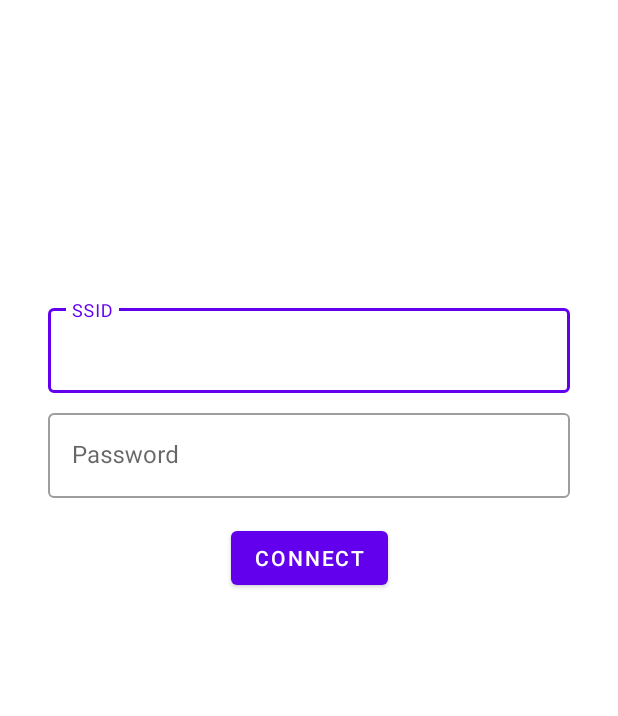
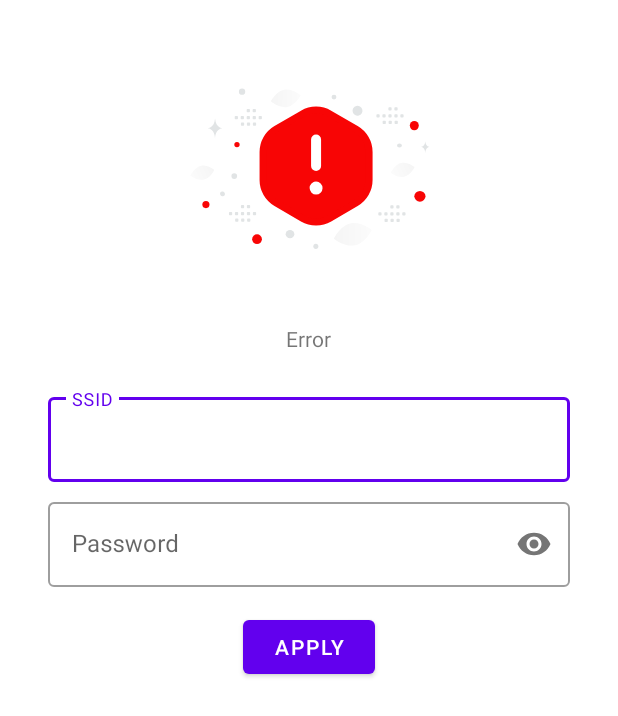
Before and after one commit to AlieksieievYurii/vacuum-cleaner, an Android app: the layout fragment_wifi_settings.xml on its own in the app's theme, with its tools: preview values and no code run, on a phone screen of 412 x 824 dp. Shown: the top 716 px of the screen. Run offline under Robolectric (Android 15) with nearby library versions, the phone set to English and light mode, and no system bars.

Commit message:
Create Wifi config fragment and do little change with string

```diff
--- a/android-app/app/src/main/res/layout/fragment_wifi_settings.xml
+++ b/android-app/app/src/main/res/layout/fragment_wifi_settings.xml
@@ -1,11 +1,56 @@
 <?xml version="1.0" encoding="utf-8"?>
-<layout xmlns:tools="http://schemas.android.com/tools"
-    xmlns:android="http://schemas.android.com/apk/res/android"
-    xmlns:app="http://schemas.android.com/apk/res-auto">
+<layout xmlns:android="http://schemas.android.com/apk/res/android"
+    xmlns:app="http://schemas.android.com/apk/res-auto"
+    xmlns:tools="http://schemas.android.com/tools">
+
+    <data>
+
+        <variable
+            name="viewModel"
+            type="com.yurii.vaccumcleaner.screens.wifi.WifiSettingsViewModel" />
+    </data>
 
     <androidx.constraintlayout.widget.ConstraintLayout
         android:layout_width="match_parent"
         android:layout_height="match_parent">
+
+        <LinearLayout
+            android:id="@+id/linearLayout2"
+            android:layout_width="0dp"
+            android:layout_height="wrap_content"
+            android:layout_marginTop="16dp"
+            android:gravity="center"
+            android:orientation="vertical"
+            android:layout_marginStart="32dp"
+            android:layout_marginEnd="32dp"
+            app:layout_constraintEnd_toEndOf="parent"
+            app:layout_constraintStart_toStartOf="parent"
+            app:layout_constraintTop_toTopOf="parent">
+
+            <com.airbnb.lottie.LottieAnimationView
+                android:id="@+id/loading"
+                android:layout_width="150dp"
+                android:layout_height="150dp"
+                android:visibility="gone"
+                app:lottie_autoPlay="true"
+                app:lottie_loop="true"
+                app:lottie_rawRes="@raw/loading" />
+
+            <ImageView
+                android:id="@+id/image"
+                android:layout_width="200dp"
+                android:layout_height="200dp"
+                android:contentDescription="@string/content_description_icon"
+                android:src="@drawable/ic_error" />
+
+            <TextView
+                android:id="@+id/hint"
+                android:layout_width="wrap_content"
+                android:layout_height="wrap_content"
+                android:textAlignment="center"
+                tools:text="Error" />
+        </LinearLayout>
+
 
         <com.google.android.material.textfield.TextInputLayout
             android:id="@+id/ssid_layout"
@@ -13,20 +58,21 @@
             android:layout_width="0dp"
             android:layout_height="wrap_content"
             android:layout_marginStart="32dp"
-            android:layout_marginTop="200dp"
+            android:layout_marginTop="24dp"
             android:layout_marginEnd="32dp"
             app:layout_constraintEnd_toEndOf="parent"
             app:layout_constraintStart_toStartOf="parent"
-            app:layout_constraintTop_toTopOf="parent">
+            app:layout_constraintTop_toBottomOf="@+id/linearLayout2">
 
             <com.google.android.material.textfield.TextInputEditText
                 android:id="@+id/ssid"
                 android:layout_width="match_parent"
                 android:layout_height="wrap_content"
                 android:layout_marginTop="24dp"
-                android:hint="SSID"
+                android:hint="@string/label_ssid"
                 android:inputType="textEmailAddress"
-                android:maxLines="1" />
+                android:maxLines="1"
+                android:text="@{viewModel.ssidField}" />
         </com.google.android.material.textfield.TextInputLayout>
 
         <com.google.android.material.textfield.TextInputLayout
@@ -39,23 +85,26 @@
             android:layout_marginEnd="32dp"
             app:layout_constraintEnd_toEndOf="parent"
             app:layout_constraintStart_toStartOf="parent"
-            app:layout_constraintTop_toBottomOf="@+id/ssid_layout">
+            app:layout_constraintTop_toBottomOf="@+id/ssid_layout"
+            app:passwordToggleEnabled="true">
 
             <com.google.android.material.textfield.TextInputEditText
                 android:id="@+id/password"
                 android:layout_width="match_parent"
                 android:layout_height="wrap_content"
-                android:hint="Password"
+                android:hint="@string/label_password"
                 android:inputType="textPassword"
-                android:maxLines="1" />
+                android:maxLines="1"
+                android:text="@{viewModel.passwordField}" />
         </com.google.android.material.textfield.TextInputLayout>
 
         <Button
-            android:id="@+id/connect"
+            android:id="@+id/apply"
             android:layout_width="wrap_content"
             android:layout_height="wrap_content"
             android:layout_marginTop="16dp"
-            android:text="Connect"
+            android:onClick="@{() -> viewModel.applyWifiSettings()}"
+            android:text="@string/label_apply"
             app:layout_constraintEnd_toEndOf="@+id/password_layout"
             app:layout_constraintStart_toStartOf="@+id/password_layout"
             app:layout_constraintTop_toBottomOf="@+id/password_layout" />
--- a/android-app/app/src/main/res/layout/item_debug_packet_broken.xml
+++ b/android-app/app/src/main/res/layout/item_debug_packet_broken.xml
@@ -82,24 +82,13 @@
 
             <TextView
                 android:id="@+id/label_error_message"
-                android:layout_width="wrap_content"
+                android:layout_width="0dp"
                 android:layout_height="wrap_content"
                 android:text="@string/label_error_message"
                 app:layout_constraintBottom_toTopOf="@+id/bottom_horizontal"
+                app:layout_constraintEnd_toStartOf="@+id/right_vertical"
                 app:layout_constraintStart_toStartOf="@+id/left_vertical"
                 app:layout_constraintTop_toBottomOf="@+id/label_content" />
-
-            <TextView
-                android:layout_width="0dp"
-                android:layout_height="wrap_content"
-                android:layout_marginStart="8dp"
-                android:ellipsize="end"
-                android:lines="1"
-                android:text="@{broken.error.message}"
-                app:layout_constraintBottom_toTopOf="@+id/bottom_horizontal"
-                app:layout_constraintEnd_toStartOf="@+id/right_vertical"
-                app:layout_constraintStart_toEndOf="@+id/label_error_message"
-                tools:text="Some error" />
 
             <androidx.constraintlayout.widget.Guideline
                 android:id="@+id/bottom_horizontal"
--- a/android-app/app/src/main/res/values/strings.xml
+++ b/android-app/app/src/main/res/values/strings.xml
@@ -9,7 +9,7 @@
     <string name="label_request">REQUEST</string>
     <string name="label_response">RESPONSE</string>
     <string name="label_status">Status:</string>
-    <string name="label_error_message">Error Message:</string>
+    <string name="label_error_message">Error: %s</string>
     <string name="label_response_2">Response:</string>
     <string name="label_broken">BROKEN</string>
     <string name="label_reconnect">reconnect</string>
@@ -17,4 +17,11 @@
     <string name="label_connecting">connecting</string>
     <string name="label_connected">connected</string>
     <string name="label_packets">Packets</string>
+    <string name="label_content">content:</string>
+    <string name="label_mode">Mode:</string>
+    <string name="hint_loading_cuurent_configuration">Loading current configuration...</string>
+    <string name="label_apply">Apply</string>
+    <string name="label_password">Password</string>
+    <string name="label_ssid">SSID</string>
+    <string name="hint_applying_wifi_settings">Applying Wifi settings...</string>
 </resources>
```
